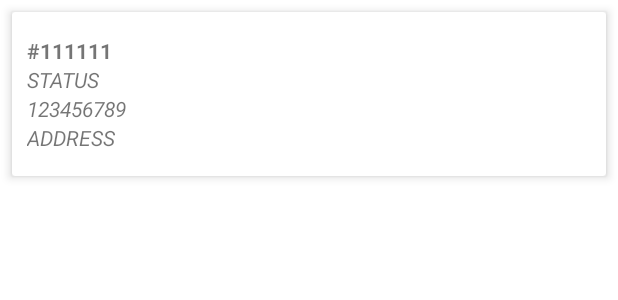
After one commit to nguyetgt97/Android_FO, an Android app: the layout order_layout.xml on its own in the app's theme, with its tools: preview values and no code run, on a phone screen of 412 x 824 dp. The commit adds this screen. Shown: the top 300 px of the screen. Run offline under Robolectric (Android 15) with nearby library versions, the phone set to English and light mode, and no system bars.

```diff
--- a/FoodOrder/app/build.gradle
+++ b/FoodOrder/app/build.gradle
@@ -36,6 +36,8 @@ dependencies {
 
     implementation 'androidx.appcompat:appcompat:1.4.1'
 
+    implementation 'com.github.mancj:MaterialSearchBar:0.7.1'
+
     implementation 'com.google.android.material:material:1.5.0'
     implementation 'androidx.constraintlayout:constraintlayout:2.1.3'
     implementation 'com.android.support:support-annotations:28.0.0'
--- a/FoodOrder/app/src/main/AndroidManifest.xml
+++ b/FoodOrder/app/src/main/AndroidManifest.xml
@@ -5,7 +5,6 @@
 
     <uses-permission android:name="android.permission.INTERNET" />
     <uses-permission android:name="android.permission.READ_EXTERNAL_STORAGE" />
-
 
     <application xmlns:tools="http://schemas.android.com/tools"
         android:allowBackup="true"
@@ -15,6 +14,9 @@
         android:supportsRtl="true"
         android:theme="@style/Theme.FoodOrder"
         tools:replace="android:theme">
+        <activity
+            android:name=".OrderStatus"
+            android:exported="false" />
         <activity
             android:name=".Cart"
             android:exported="false" />
--- a/FoodOrder/app/src/main/java/com/example/foodorder/Model/Order.java
+++ b/FoodOrder/app/src/main/java/com/example/foodorder/Model/Order.java
@@ -7,8 +7,9 @@ public class Order {
     private String Price;
     private String Discount;
 
-    public Order(String productId) {
+    public Order() {
     }
+
 
 
     public Order(String productId, String productName, String quantity, String price, String discount) {
--- /dev/null
+++ b/FoodOrder/app/src/main/res/layout/order_layout.xml
@@ -0,0 +1,71 @@
+<?xml version="1.0" encoding="utf-8"?>
+<androidx.cardview.widget.CardView
+    xmlns:android="http://schemas.android.com/apk/res/android"
+    xmlns:app="http://schemas.android.com/apk/res-auto"
+    android:layout_width="match_parent"
+    android:layout_height="wrap_content"
+    android:layout_margin="8dp"
+    app:cardElevation="4dp"
+    >
+
+    <LinearLayout
+        android:layout_marginTop="16dp"
+        android:layout_marginBottom="16dp"
+        android:orientation="horizontal"
+        android:layout_gravity="center_vertical"
+        android:layout_width="match_parent"
+        android:layout_height="wrap_content">
+        <LinearLayout
+            android:orientation="vertical"
+            android:layout_weight="9"
+            android:layout_width="0dp"
+            android:layout_height="wrap_content">
+            <TextView
+                android:id="@+id/order_id"
+                android:layout_marginLeft="10dp"
+                android:gravity="center_vertical|start"
+                android:textAllCaps="true"
+                android:textStyle="bold"
+                android:text="#111111"
+                android:layout_width="wrap_content"
+                android:layout_height="wrap_content"/>
+
+            <TextView
+                android:id="@+id/order_status"
+                android:layout_marginLeft="10dp"
+                android:gravity="center_vertical|start"
+                android:textAllCaps="true"
+                android:textStyle="italic"
+                android:text="Status"
+                android:layout_width="wrap_content"
+                android:layout_height="wrap_content"/>
+            <TextView
+                android:id="@+id/order_phone"
+                android:layout_marginLeft="10dp"
+                android:gravity="center_vertical|start"
+                android:textAllCaps="true"
+                android:textStyle="italic"
+                android:text="123456789"
+                android:layout_width="wrap_content"
+                android:layout_height="wrap_content"/>
+            <TextView
+                android:id="@+id/order_address"
+                android:layout_marginLeft="10dp"
+                android:gravity="center_vertical|start"
+                android:textAllCaps="true"
+                android:textStyle="italic"
+                android:text="Address"
+                android:layout_width="wrap_content"
+                android:layout_height="wrap_content"/>
+
+        </LinearLayout>
+
+        <ImageView
+            android:layout_gravity="center_vertical|end"
+            android:layout_marginRight="16dp"
+            android:id="@+id/cart_item_count"
+            android:layout_width="20dp"
+            android:layout_height="20dp"/>
+
+    </LinearLayout>
+</androidx.cardview.widget.CardView>
```
Also changed, not shown: FoodOrder/app/src/main/java/com/example/foodorder/FoodList.java (+118 -0 lines), FoodOrder/app/src/main/java/com/example/foodorder/Home.java (+9 -1 lines), FoodOrder/app/src/main/java/com/example/foodorder/Model/Request.java (+10 -0 lines), FoodOrder/app/src/main/java/com/example/foodorder/OrderStatus.java (added, +73 -0 lines), FoodOrder/app/src/main/java/com/example/foodorder/ViewHolder/OrderViewHolder.java (added, +40 -0 lines), FoodOrder/app/src/main/res/layout/activity_food_list.xml (+14 -2 lines), FoodOrder/app/src/main/res/layout/activity_order_status.xml (added, +19 -0 lines).
